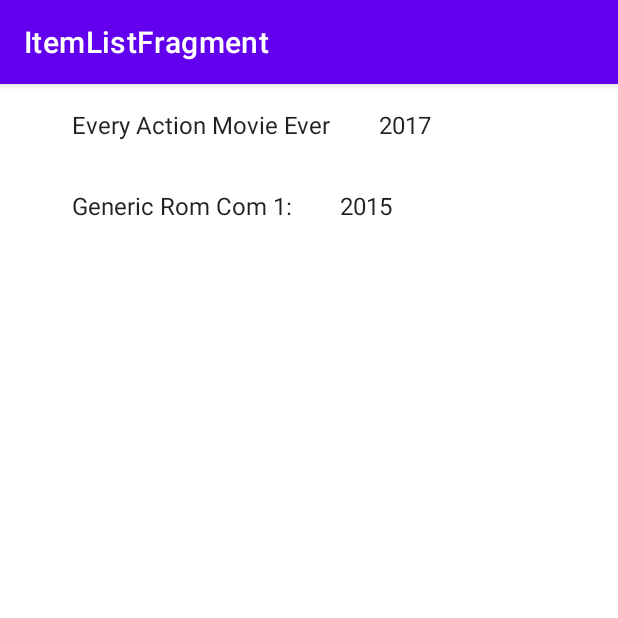
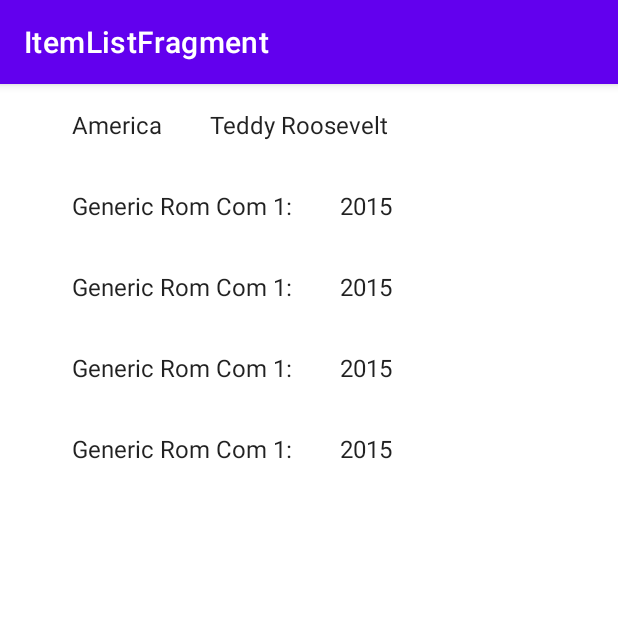
Before and after one commit to richtanner/MediaModels2022, an Android app: the screen it shows after launch (ItemDetailHostActivity), on a phone screen of 412 x 824 dp, the top half of it. Run offline under Robolectric (Android 15) with nearby library versions, the phone set to English and light mode, and no system bars; our stand-ins replace navigation-ui.

Commit message:
Beginning to add the content

```diff
--- a/app/src/main/AndroidManifest.xml
+++ b/app/src/main/AndroidManifest.xml
@@ -1,6 +1,7 @@
 <?xml version="1.0" encoding="utf-8"?>
 <manifest xmlns:android="http://schemas.android.com/apk/res/android"
     xmlns:tools="http://schemas.android.com/tools">
+    <uses-permission android:name="android.permission.INTERNET" />
 
     <application
         android:allowBackup="true"
--- /dev/null
+++ b/app/src/main/java/com/cs315/mediamodels2022/AnthonyMediaContent.java
@@ -0,0 +1,84 @@
+package com.cs315.mediamodels2022;
+
+import java.util.ArrayList;
+import java.util.HashMap;
+import java.util.List;
+import java.util.Map;
+
+public class AnthonyMediaContent {
+    /**
+     * A map of the Movie items, by ID (title).
+     */
+    public static final Map<String, MediaModel> ITEM_MAP = new HashMap<String, MediaModel>();
+
+    /**
+     * A List of the Movie items.
+     */
+    // I am calling this MOVIES, because that's what I am putting in here.  You can call it GAMES, or BOOKS, or ANIME, or FAVORITE_CS_TEXTBOOKS, ...whatever
+    public static final List<MediaModel> CONTENT = new ArrayList<MediaModel>();
+
+    // TODO: COPY this class to create your OWN MediaContent.  Then, create five NEW media objects here. Complete with images and URLs. DELETE the two existing movies, they are only here as an example
+
+    private static final String civName1 = "America";
+    private static final String civDesc1 = "The American people represent a civilization in Civilization VI. They are led by Teddy Roosevelt, under whom their default colors are dark blue and white. When led by Rough Rider Teddy, their default colors are red and white.";
+    private static final String civLeader1 = "Teddy Roosevelt";
+    private static final String civImage1 = "america";
+    private static final String civWebLink1 = "https://civilization.fandom.com/wiki/American_(Civ6)";
+
+    private static final String civName2 = "Generic Rom Com 1:";
+    private static final String civDesc2 = "";
+    private static final String civLeader2 = "2015";
+    private static final String civImage2 = "genericromcom";
+    private static final String civWebLink2 = "http://showtimeshowdown.com/5-cliche-formulas-of-movie-genres/";
+
+    private static final String civName3 = "Generic Rom Com 1:";
+    private static final String civDesc3 = "";
+    private static final String civLeader3 = "2015";
+    private static final String civImage3 = "genericromcom";
+    private static final String civWebLink3 = "http://showtimeshowdown.com/5-cliche-formulas-of-movie-genres/";
+
+    private static final String civName4 = "Generic Rom Com 1:";
+    private static final String civDesc4 = "";
+    private static final String civLeader4 = "2015";
+    private static final String civImage4 = "genericromcom";
+    private static final String civWebLink4 = "http://showtimeshowdown.com/5-cliche-formulas-of-movie-genres/";
+
+    private static final String civName5 = "Generic Rom Com 1:";
+    private static final String civDesc5 = "";
+    private static final String civLeader5 = "2015";
+    private static final String civImage5 = "genericromcom";
+    private static final String civWebLink5 = "http://showtimeshowdown.com/5-cliche-formulas-of-movie-genres/";
+
+
+
+
+    /**
+     * Create and return an array of Movie items.  Duh!
+     */
+    public List<MediaModel> generateCiv () {
+
+        // make those movie objects
+        MediaModel civ1 = new MediaModel(civName1, civDesc1, civLeader1, civImage1, civWebLink1);
+        MediaModel civ2 = new MediaModel(civName2, civDesc2, civLeader2, civImage2, civWebLink2);
+        MediaModel civ3 = new MediaModel(civName3, civDesc3, civLeader3, civImage3, civWebLink3);
+        MediaModel civ4 = new MediaModel(civName4, civDesc4, civLeader4, civImage4, civWebLink4);
+        MediaModel civ5 = new MediaModel(civName5, civDesc5, civLeader5, civImage5, civWebLink5);
+
+
+        // add EACH movie object to our lists and maps
+        addCivToList(civ1);
+        addCivToList(civ2);
+        addCivToList(civ3);
+        addCivToList(civ4);
+        addCivToList(civ5);
+
+        // no more movies to add?  Okay... return our list
+        return CONTENT;
+    }
+
+    // Internal helper so we don't forget any steps in the complex two-step system.  Seriously.  It happens.
+    private void addCivToList (MediaModel myContent) {
+        CONTENT.add(myContent);
+        ITEM_MAP.put(myContent.getMediaTitle(), myContent);
+    }
+}
--- a/app/src/main/java/com/cs315/mediamodels2022/ItemDetailFragment.java
+++ b/app/src/main/java/com/cs315/mediamodels2022/ItemDetailFragment.java
@@ -47,7 +47,7 @@ public class ItemDetailFragment extends Fragment {
     private final View.OnDragListener dragListener = (v, event) -> {
         if (event.getAction() == DragEvent.ACTION_DROP) {
             ClipData.Item clipDataItem = event.getClipData().getItemAt(0);
-            mediaItem = ProfsExampleMediaContent.ITEM_MAP.get(getArguments().getString(ARG_ITEM_ID));
+            mediaItem = AnthonyMediaContent.ITEM_MAP.get(getArguments().getString(ARG_ITEM_ID));
             updateContent();
         }
         return true;
@@ -67,7 +67,7 @@ public class ItemDetailFragment extends Fragment {
 
         if (getArguments().containsKey(ARG_ITEM_ID)) {
             // Load the MEDIA content specified by the fragment arguments.
-            mediaItem = ProfsExampleMediaContent.ITEM_MAP.get(getArguments().getString(ARG_ITEM_ID));
+            mediaItem = AnthonyMediaContent.ITEM_MAP.get(getArguments().getString(ARG_ITEM_ID));
 
             // maybe set the title here?
         }
@@ -113,6 +113,9 @@ public class ItemDetailFragment extends Fragment {
 
                 // CS315: DO THIS
                 // TODO: Set the image based upon the string we got stashed in getMovieImage()
+                String imageName = mediaItem.getMediaImage();
+                int imageId = getResources().getIdentifier("MediaModels2022:drawable/" + imageName, null, null);
+                mediaImageView.setImageResource(imageId);
 
             }
 
--- a/app/src/main/java/com/cs315/mediamodels2022/ItemListFragment.java
+++ b/app/src/main/java/com/cs315/mediamodels2022/ItemListFragment.java
@@ -37,7 +37,7 @@ public class ItemListFragment extends Fragment {
 
 
     // I am setting up my model creator... again this is called "movieMaker" only because I am doing movies!  Call yours whatever makes sense!
-    private static ProfsExampleMediaContent movieMaker = new ProfsExampleMediaContent();
+    private static AnthonyMediaContent displayMaker = new AnthonyMediaContent();
 
     // CS315: DO THIS
     // TODO: After you create your OWN Model Creator, DELETE the reference to "ProfsExampleMediaContent" above and call your own!
@@ -70,10 +70,10 @@ public class ItemListFragment extends Fragment {
     ) {
 
         // CS315: I am calling MY Media Creator and having it populate with the line below... obviously, change that out to YOUR thing
-        movieMaker.createMovieMagic();
+        displayMaker.generateCiv();
         recyclerView.setAdapter(new SimpleItemRecyclerViewAdapter(
                 // TODO: After you create your OWN Model Creator, DELETE the reference to "movieMaker.MOVIES" below and call your own!
-                movieMaker.MOVIES,
+                displayMaker.CONTENT,
                 itemDetailFragmentContainer
         ));
     }
```
Also changed, not shown: app/src/main/res/drawable-v24/america.png (added).
